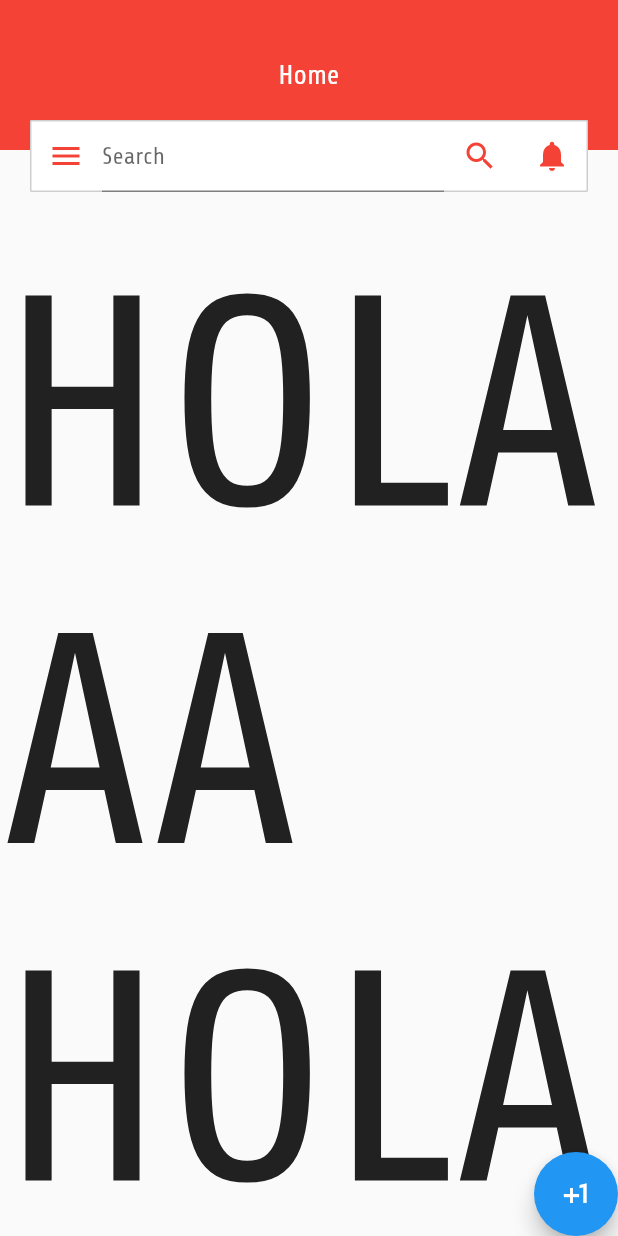
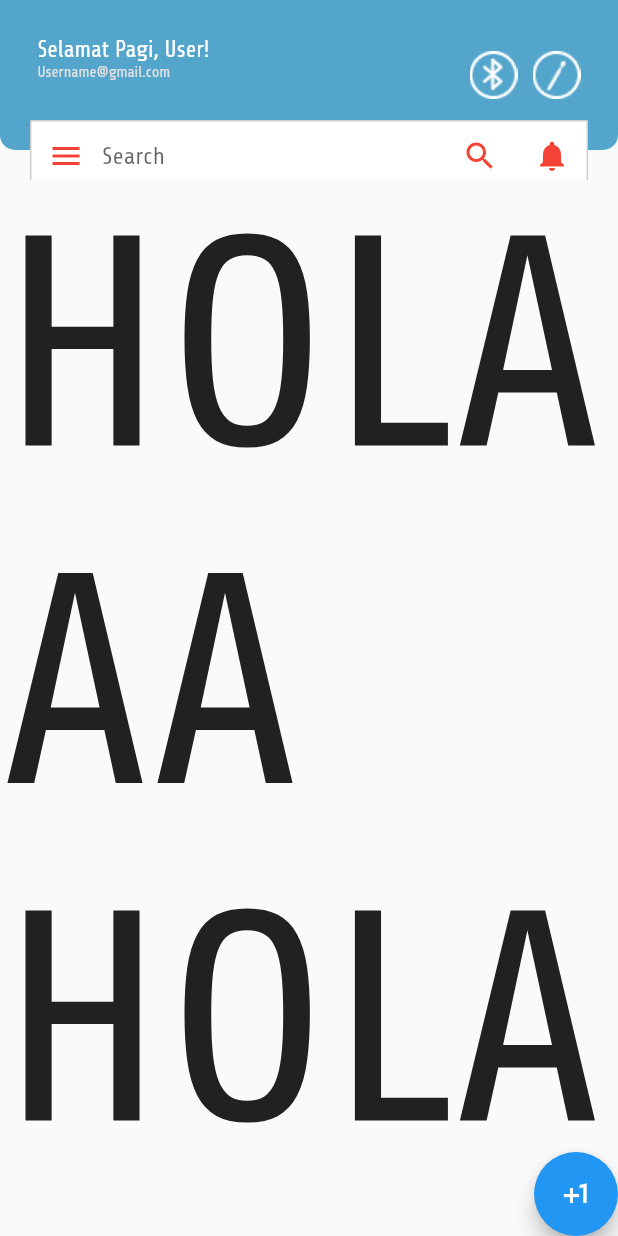
Before and after one commit to alfinosuroso/project-tugasakhir-flutter-fix, a Flutter app: the screen it shows after launch, on a phone screen of 412 x 824 dp. Run offline on Flutter 3.47's test engine with Material 2 defaults, Android fonts, the light colour scheme and no system bars.

Commit message:
beranda dikit-dikit

```diff
--- a/lib/pages_home/beranda.dart
+++ b/lib/pages_home/beranda.dart
@@ -1,4 +1,5 @@
 import 'package:flutter/material.dart';
+import 'package:tugasakhir_app/styles.dart';
 
 class Beranda extends StatelessWidget {
   const Beranda({Key? key}) : super(key: key);
@@ -7,22 +8,70 @@ class Beranda extends StatelessWidget {
   Widget build(BuildContext context) {
     return Scaffold(
         appBar: AppBar(
-          toolbarHeight: 160.0, // Set this height
+          toolbarHeight: 120.0, // Set this height
           backgroundColor: Colors.transparent,
           elevation: 0,
 
           flexibleSpace: Container(
-            height: 200.0,
+            height: 120.0,
             child: Stack(
               children: <Widget>[
                 Container(
-                  color: Colors.red,
                   width: MediaQuery.of(context).size.width,
                   height: 100.0,
-                  child: Center(
-                    child: Text(
-                      "Home",
-                      style: TextStyle(color: Colors.white, fontSize: 18.0),
+                  decoration: BoxDecoration(
+                    borderRadius: BorderRadius.only(
+                      bottomLeft: Radius.circular(10),
+                      bottomRight: Radius.circular(10),
+                    ),
+                    color: Styles.appBarPrimaryColor,
+                  ),
+                  // 2 Row - Kumpulan User dan Logo
+                  child: Padding(
+                    padding: const EdgeInsets.all(25.0),
+                    child: Row(
+                      mainAxisAlignment: MainAxisAlignment.spaceBetween,
+                      children: [
+                        // 1. Teks User - Welcome User dan Email User
+                        Container(
+                          child: Column(
+                            crossAxisAlignment: CrossAxisAlignment.start,
+                            children: [
+                              Text(
+                                "Selamat Pagi, User!",
+                                style: Styles.welcomeUserAppBar1,
+                              ),
+                              Text(
+                                "Username@gmail.com",
+                                style: Styles.welcomeUserAppBar2,
+                              ),
+                            ],
+                          ),
+                        ),
+
+                        // 2. Logo - Logo Spoonycal dan Bluetooth
+                        Container(
+                          child: Row(
+                            children: [
+                              Image(
+                                image: AssetImage(
+                                    'assets/images/bluetooth-icon.png'),
+                                // width: 100,
+                                // height: 100,
+                              ),
+                              SizedBox(
+                                width: 10,
+                              ),
+                              Image(
+                                image: AssetImage(
+                                    'assets/images/spoonycal-icon.png'),
+                                // width: 100,
+                                // height: 100,
+                              ),
+                            ],
+                          ),
+                        ),
+                      ],
                     ),
                   ),
                 ),
@@ -124,7 +173,6 @@ class Beranda extends StatelessWidget {
             Align(
               alignment: Alignment.bottomRight,
               child: FloatingActionButton(
-
                 onPressed: () {},
                 child: Icon(Icons.plus_one),
               ),
--- a/lib/styles.dart
+++ b/lib/styles.dart
@@ -3,6 +3,7 @@ import 'package:flutter/material.dart';
 class Styles {
   static const Color primaryColor = Color(0xFF45625D);
   static const Color secondColor = Color(0xFF2D413D);
+  static const Color appBarPrimaryColor = Color(0xFF54A5CC);
 
   static const TextStyle headlineQuestion1 = TextStyle(
     fontFamily: 'Outfit',
@@ -55,4 +56,18 @@ class Styles {
     fontSize: 35.0,
     color: Colors.white,
   );
+
+  static const TextStyle welcomeUserAppBar1 = TextStyle(
+    fontFamily: 'Share',
+    fontWeight: FontWeight.w400,
+    fontSize: 15.0,
+    color: Colors.white,
+  );
+
+  static const TextStyle welcomeUserAppBar2 = TextStyle(
+    fontFamily: 'Share',
+    fontWeight: FontWeight.w400,
+    fontSize: 10.0,
+    color: Color(0xFFE0E0E0),
+  );
 }
--- a/pubspec.yaml
+++ b/pubspec.yaml
@@ -53,6 +53,8 @@ flutter:
     - assets/images/
     - assets/images/maleButton.png
     - assets/images/femaleButton.png
+    - assets/images/bluetooth-icon.png
+    - assets/images/spoonycal-icon.png
 
   # assets:
   #   - images/a_dot_burr.jpeg
@@ -93,6 +95,7 @@ flutter:
     - family: Share
       fonts:
         - asset: fonts/Share-Regular.ttf
+          weight: 400
         # - asset: fonts/Share-Medium.ttf
         - asset: fonts/Share-Bold.ttf
         - asset: fonts/Share-Italic.ttf
```
Also changed, not shown: assets/images/bluetooth-icon.png (added), assets/images/spoonycal-icon.png (added).
